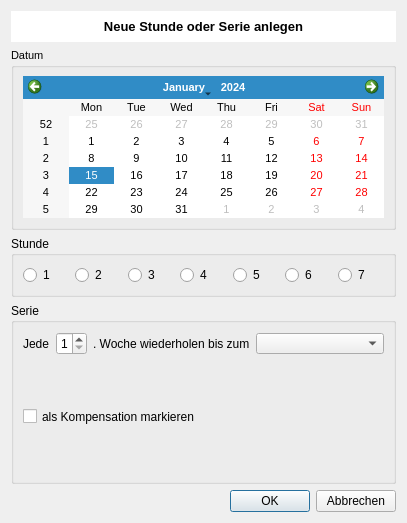
This is NeueStunde.ui in pyphil/Kursbuch as Qt 5 draws it before an edit. The edited form follows.
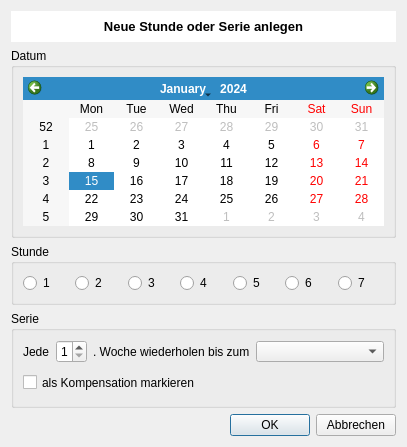
This is the edited form. Icons and pictures are not drawn.

What changed in the file:
```diff
--- a/NeueStunde.ui
+++ b/NeueStunde.ui
@@ -10,7 +10,7 @@
     <x>0</x>
     <y>0</y>
     <width>407</width>
-    <height>523</height>
+    <height>447</height>
    </rect>
   </property>
   <property name="windowTitle">
@@ -58,23 +58,18 @@
    </item>
    <item row="1" column="0" colspan="2">
     <widget class="QGroupBox" name="groupBox">
-     <property name="font">
-      <font>
-       <pointsize>8</pointsize>
-      </font>
+     <property name="sizePolicy">
+      <sizepolicy hsizetype="Preferred" vsizetype="Preferred">
+       <horstretch>0</horstretch>
+       <verstretch>0</verstretch>
+      </sizepolicy>
      </property>
      <property name="title">
       <string>Datum</string>
      </property>
      <layout class="QGridLayout" name="gridLayout_3">
       <item row="0" column="0">
-       <widget class="QCalendarWidget" name="calendarWidget">
-        <property name="font">
-         <font>
-          <pointsize>8</pointsize>
-         </font>
-        </property>
-       </widget>
+       <widget class="QCalendarWidget" name="calendarWidget"/>
       </item>
      </layout>
     </widget>
```
